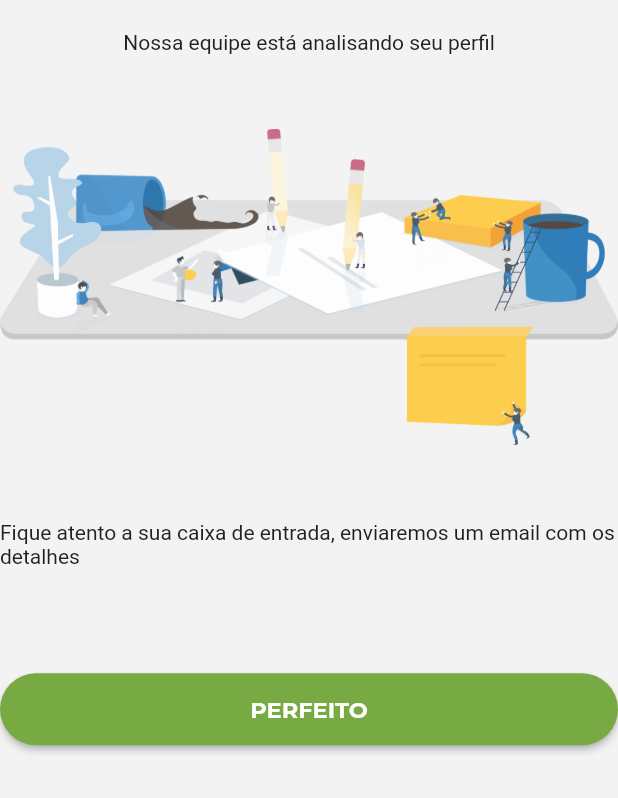
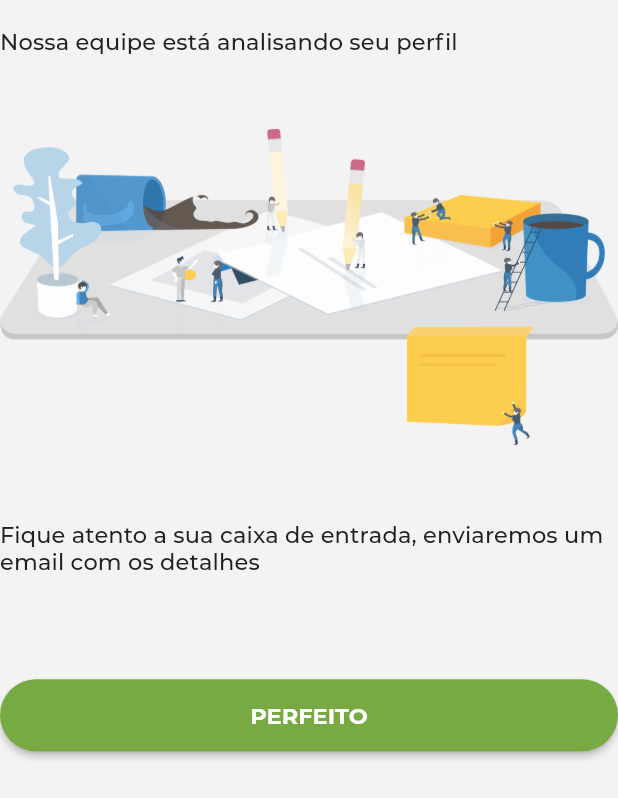
Before and after one commit to pax-app/Frontend, a Flutter app: the FinishProviderTab widget shown alone on an empty page, opened directly, on a phone screen of 412 x 824 dp. Shown: the top 798 px of the screen. Run offline on Flutter 3.47's test engine with Material 2 defaults, Android fonts, the phone set to English and light mode, and no system bars; our stand-ins replace cloud_firestore, image_picker, rxdart; missing offline and left inert: bloc_pattern, flutter_range_slider; accounts and stored records are empty; network calls fail.

Commit message:
Improve finish provider tab to follow the prototype

```diff
--- a/lib/screens/became_provider_screen/became_provider_tabs/finish_provider_tab.dart
+++ b/lib/screens/became_provider_screen/became_provider_tabs/finish_provider_tab.dart
@@ -8,21 +8,20 @@ class FinishProviderTab extends StatelessWidget {
   Widget build(BuildContext context) {
     return Container(
       child: Column(
-        mainAxisAlignment: MainAxisAlignment.start,
+        crossAxisAlignment: CrossAxisAlignment.start,
         children: <Widget>[
-          SizedBox(
-            height: 20,
+          SizedBox(height: 18),
+          Text(
+            'Nossa equipe está analisando seu perfil',
+            style: Theme.of(context).textTheme.subtitle,
           ),
-          Text('Nossa equipe está analisando seu perfil'),
-          SizedBox(
-            height: 50,
+          SizedBox(height: 50),
+          Image.asset('assets/illustrations/finish-provider.png', width: 500),
+          SizedBox(height: 50),
+          Text(
+            'Fique atento a sua caixa de entrada, enviaremos um email com os detalhes',
+            style: Theme.of(context).textTheme.subtitle,
           ),
-          Image.asset('assets/illustrations/finish-provider.png', width: 500),
-          SizedBox(
-            height: 50,
-          ),
-          Text(
-              "Fique atento a sua caixa de entrada, enviaremos um email com os detalhes"),
           SizedBox(
             height: 70,
           ),
```
